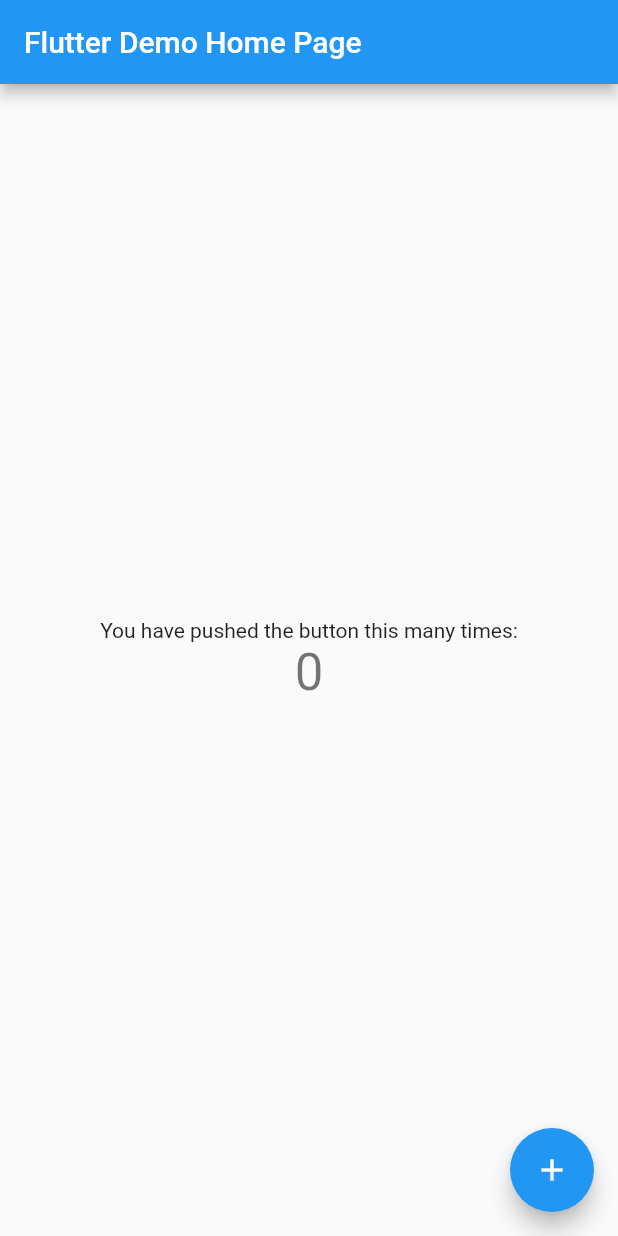
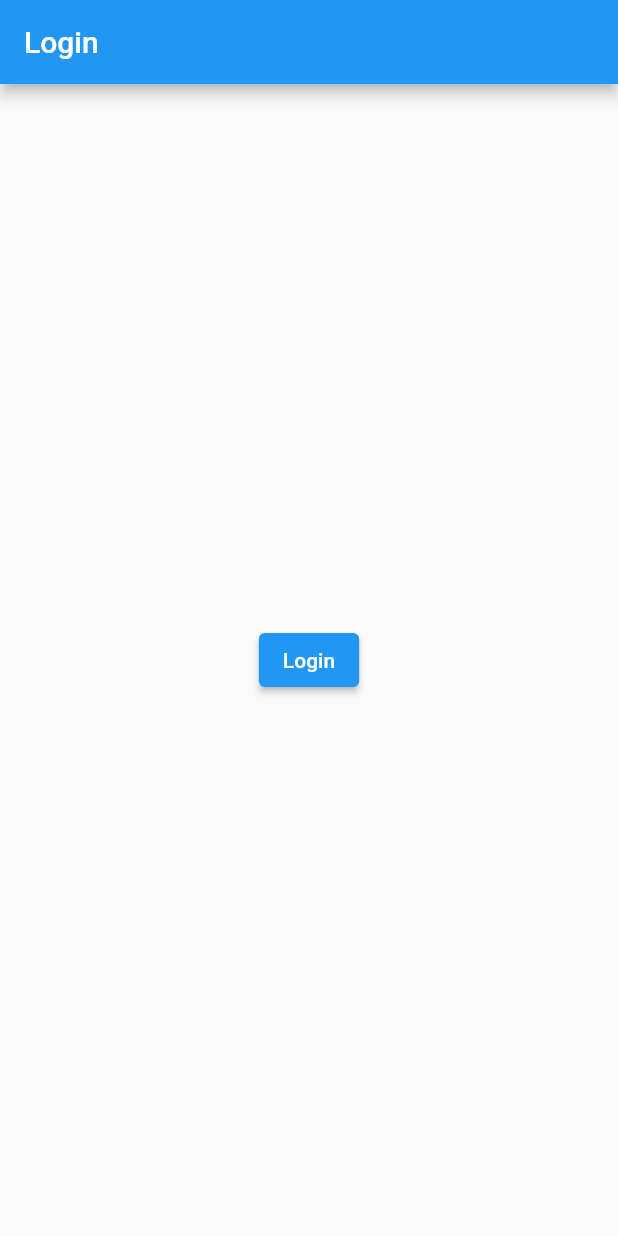
Before and after one commit to micaelsn/flutter_inject, a Flutter app: the screen it shows after launch, on a phone screen of 412 x 824 dp. Run offline on Flutter 3.47's test engine with Material 2 defaults, Android fonts, the phone set to English and light mode, and no system bars; our stand-ins replace get_it; accounts and stored records are empty.

Commit message:
getit introduction

```diff
--- a/lib/main.dart
+++ b/lib/main.dart
@@ -1,6 +1,11 @@
 import 'package:flutter/material.dart';
+import 'package:flutter_inject/pages/login_page.dart';
+
+import 'injection/injection.dart';
+import 'pages/home_page.dart';
 
 void main() {
+  configureDependences();
   runApp(const MyApp());
 }
 
@@ -24,92 +29,7 @@ class MyApp extends StatelessWidget {
         // is not restarted.
         primarySwatch: Colors.blue,
       ),
-      home: const MyHomePage(title: 'Flutter Demo Home Page'),
+      home: LoginPage(),
     );
   }
 }
-
-class MyHomePage extends StatefulWidget {
-  const MyHomePage({Key? key, required this.title}) : super(key: key);
-
-  // This widget is the home page of your application. It is stateful, meaning
-  // that it has a State object (defined below) that contains fields that affect
-  // how it looks.
-
-  // This class is the configuration for the state. It holds the values (in this
-  // case the title) provided by the parent (in this case the App widget) and
-  // used by the build method of the State. Fields in a Widget subclass are
-  // always marked "final".
-
-  final String title;
-
-  @override
-  State<MyHomePage> createState() => _MyHomePageState();
-}
-
-class _MyHomePageState extends State<MyHomePage> {
-  int _counter = 0;
-
-  void _incrementCounter() {
-    setState(() {
-      // This call to setState tells the Flutter framework that something has
-      // changed in this State, which causes it to rerun the build method below
-      // so that the display can reflect the updated values. If we changed
-      // _counter without calling setState(), then the build method would not be
-      // called again, and so nothing would appear to happen.
-      _counter++;
-    });
-  }
-
-  @override
-  Widget build(BuildContext context) {
-    // This method is rerun every time setState is called, for instance as done
-    // by the _incrementCounter method above.
-    //
-    // The Flutter framework has been optimized to make rerunning build methods
-    // fast, so that you can just rebuild anything that needs updating rather
-    // than having to individually change instances of widgets.
-    return Scaffold(
-      appBar: AppBar(
-        // Here we take the value from the MyHomePage object that was created by
-        // the App.build method, and use it to set our appbar title.
-        title: Text(widget.title),
-      ),
-      body: Center(
-        // Center is a layout widget. It takes a single child and positions it
-        // in the middle of the parent.
-        child: Column(
-          // Column is also a layout widget. It takes a list of children and
-          // arranges them vertically. By default, it sizes itself to fit its
-          // children horizontally, and tries to be as tall as its parent.
-          //
-          // Invoke "debug painting" (press "p" in the console, choose the
-          // "Toggle Debug Paint" action from the Flutter Inspector in Android
-          // Studio, or the "Toggle Debug Paint" command in Visual Studio Code)
-          // to see the wireframe for each widget.
-          //
-          // Column has various properties to control how it sizes itself and
-          // how it positions its children. Here we use mainAxisAlignment to
-          // center the children vertically; the main axis here is the vertical
-          // axis because Columns are vertical (the cross axis would be
-          // horizontal).
-          mainAxisAlignment: MainAxisAlignment.center,
-          children: <Widget>[
-            const Text(
-              'You have pushed the button this many times:',
-            ),
-            Text(
-              '$_counter',
-              style: Theme.of(context).textTheme.headline4,
-            ),
-          ],
-        ),
-      ),
-      floatingActionButton: FloatingActionButton(
-        onPressed: _incrementCounter,
-        tooltip: 'Increment',
-        child: const Icon(Icons.add),
-      ), // This trailing comma makes auto-formatting nicer for build methods.
-    );
-  }
-}
--- /dev/null
+++ b/lib/mensagens/session_manager.dart
@@ -0,0 +1,5 @@
+import 'package:flutter_inject/models/user.dart';
+
+class SessionManager {
+  User? user;
+}
--- /dev/null
+++ b/lib/models/user.dart
@@ -0,0 +1,4 @@
+class User {
+  String? name;
+  User(this.name);
+}
--- /dev/null
+++ b/lib/pages/login_page.dart
@@ -0,0 +1,34 @@
+import 'package:flutter/material.dart';
+import 'package:flutter_inject/models/user.dart';
+import 'package:flutter_inject/pages/home_page.dart';
+import 'package:get_it/get_it.dart';
+
+import '../mensagens/session_manager.dart';
+
+class LoginPage extends StatefulWidget {
+  LoginPage({Key? key}) : super(key: key);
+
+  @override
+  State<LoginPage> createState() => _LoginPageState();
+}
+
+class _LoginPageState extends State<LoginPage> {
+  var sessionManager = GetIt.I.get<SessionManager>();
+  @override
+  Widget build(BuildContext context) {
+    return Scaffold(
+      appBar: AppBar(title: Text('Login')),
+      body: Center(
+        child: ElevatedButton(
+          child: Text('Login'),
+          onPressed: () {
+            sessionManager.user = User('Daniel');
+            Navigator.of(context).push(MaterialPageRoute(
+                builder: (_) =>
+                    const MyHomePage(title: 'Flutter Demo Home Page')));
+          },
+        ),
+      ),
+    );
+  }
+}
--- a/pubspec.yaml
+++ b/pubspec.yaml
@@ -34,6 +34,7 @@ dependencies:
   # The following adds the Cupertino Icons font to your application.
   # Use with the CupertinoIcons class for iOS style icons.
   cupertino_icons: ^1.0.2
+  get_it: ^7.2.0
 
 dev_dependencies:
   flutter_test:
```
Also changed, not shown: lib/injection/injection.dart (added, +11 -0 lines), lib/pages/home_page.dart (added, +71 -0 lines), pubspec.lock.
